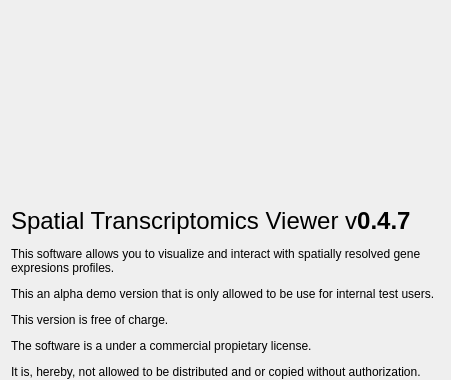
Before: the Qt Designer form assets/ui/aboutdialog.ui in jfnavarro/st_viewer, drawn with Qt 5; both pictures show x 0 to 451 and y 0 to 380 of the 451 by 714 pixel window.
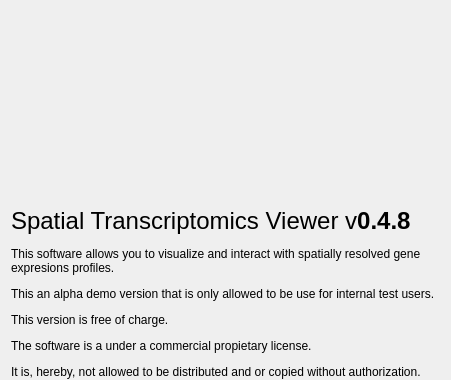
After: the same form once the commit is applied. Icons and pictures are not drawn.

Commit message: Fixed some bugs in the heatmap legend, added option to compute values in heatmap from genes or reads, fixed some bugs in initialization of graphical elements

The edit to the form file:
```diff
--- a/assets/ui/aboutdialog.ui
+++ b/assets/ui/aboutdialog.ui
@@ -65,7 +65,7 @@
         <bool>true</bool>
        </property>
        <property name="text">
-        <string>&lt;html&gt;&lt;head/&gt;&lt;body&gt;&lt;p&gt;&lt;span style=&quot; font-size:18pt;&quot;&gt;Spatial Transcriptomics Viewer v&lt;/span&gt;&lt;span style=&quot; font-size:18pt; font-weight:600;&quot;&gt;0.4.7&lt;/span&gt;&lt;/p&gt;&lt;p&gt;This software allows you to visualize and interact with spatially resolved gene expresions profiles.&lt;/p&gt;&lt;p&gt;This an alpha demo version that is only allowed to be use for internal test users.&lt;/p&gt;&lt;p&gt;This version is free of charge.&lt;/p&gt;&lt;p&gt;The software is a under a commercial propietary license. &lt;/p&gt;&lt;p&gt;It is, hereby, not allowed to be distributed and or copied without authorization. &lt;/p&gt;&lt;p&gt;Read LICENSE for more information about the licensing terms.&lt;/p&gt;&lt;p&gt;Please report bug, feedback, question and errors to : &lt;span style=&quot; font-weight:600;&quot;&gt;jose.fernandez.navarro@scilifelab.se&lt;/span&gt;&lt;/p&gt;&lt;p&gt;The software is using Qt 5 under a LGLP license.&lt;/p&gt;&lt;p&gt;Spatial Transcriptomics Software Team.&lt;/p&gt;&lt;/body&gt;&lt;/html&gt;</string>
+        <string>&lt;html&gt;&lt;head/&gt;&lt;body&gt;&lt;p&gt;&lt;span style=&quot; font-size:18pt;&quot;&gt;Spatial Transcriptomics Viewer v&lt;/span&gt;&lt;span style=&quot; font-size:18pt; font-weight:600;&quot;&gt;0.4.8&lt;/span&gt;&lt;/p&gt;&lt;p&gt;This software allows you to visualize and interact with spatially resolved gene expresions profiles.&lt;/p&gt;&lt;p&gt;This an alpha demo version that is only allowed to be use for internal test users.&lt;/p&gt;&lt;p&gt;This version is free of charge.&lt;/p&gt;&lt;p&gt;The software is a under a commercial propietary license. &lt;/p&gt;&lt;p&gt;It is, hereby, not allowed to be distributed and or copied without authorization. &lt;/p&gt;&lt;p&gt;Read LICENSE for more information about the licensing terms.&lt;/p&gt;&lt;p&gt;Please report bug, feedback, question and errors to : &lt;span style=&quot; font-weight:600;&quot;&gt;jose.fernandez.navarro@scilifelab.se&lt;/span&gt;&lt;/p&gt;&lt;p&gt;The software is using Qt 5 under a LGLP license.&lt;/p&gt;&lt;p&gt;Spatial Transcriptomics Software Team.&lt;/p&gt;&lt;/body&gt;&lt;/html&gt;</string>
        </property>
        <property name="textFormat">
         <enum>Qt::AutoText</enum>
```
The commit also changes 18 other files.
